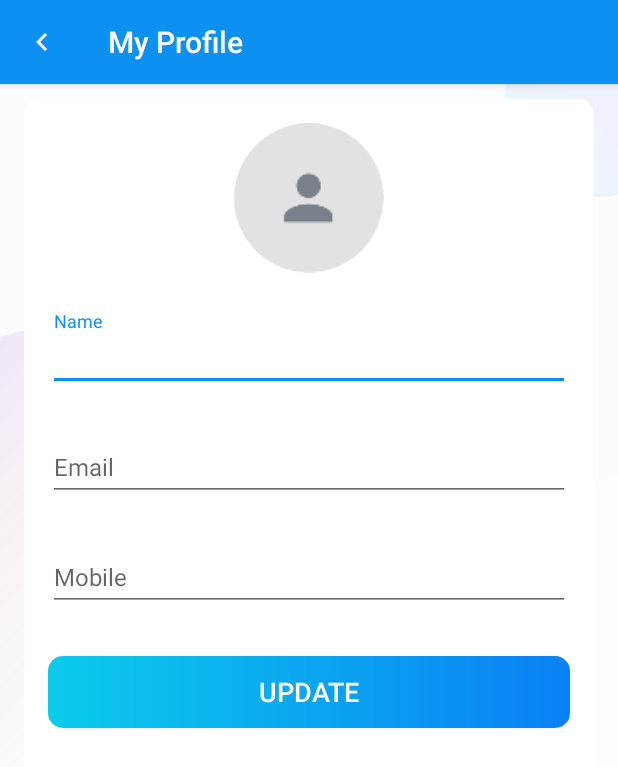
After one commit to Chetanpatel57/Project_Manager, an Android app: the MyProfileActivity screen opened directly, with no data from a screen before it, on a phone screen of 412 x 824 dp. The commit adds this screen. Shown: the top 767 px of the screen. Run offline under Robolectric (Android 15) with nearby library versions, the phone set to English and light mode, and no system bars; our stand-ins replace CircleImageView.

Commit message:
profile activity added

```diff
--- a/Project_Manager/app/build.gradle
+++ b/Project_Manager/app/build.gradle
@@ -38,6 +38,10 @@ dependencies {
     implementation 'com.google.firebase:firebase-firestore:21.4.0'
     // circular image view dependency
     implementation 'de.hdodenhof:circleimageview:3.1.0'
+    // Image loading library
+    implementation 'com.github.bumptech.glide:glide:4.11.0'
+    annotationProcessor 'com.github.bumptech.glide:compiler:4.11.0'
+
     testImplementation 'junit:junit:4.13'
     androidTestImplementation 'androidx.test.ext:junit:1.1.1'
     androidTestImplementation 'androidx.test.espresso:espresso-core:3.2.0'
--- a/Project_Manager/app/src/main/java/com/projemanag/activities/MainActivity.kt
+++ b/Project_Manager/app/src/main/java/com/projemanag/activities/MainActivity.kt
@@ -3,11 +3,16 @@ package com.projemanag.activities
 import android.content.Intent
 import android.os.Bundle
 import android.view.MenuItem
+import android.widget.ImageView
+import android.widget.TextView
 import android.widget.Toast
 import androidx.core.view.GravityCompat
+import com.bumptech.glide.Glide
 import com.google.android.material.navigation.NavigationView
 import com.google.firebase.auth.FirebaseAuth
 import com.projemanag.R
+import com.projemanag.firebase.FirestoreClass
+import com.projemanag.model.User
 import kotlinx.android.synthetic.main.activity_main.*
 import kotlinx.android.synthetic.main.app_bar_main.*
 
@@ -20,14 +25,12 @@ class MainActivity : BaseActivity(), NavigationView.OnNavigationItemSelectedList
         // This is used to align the xml view to this class
         setContentView(R.layout.activity_main)
 
-        // START
+
         setupActionBar()
-        // END
 
-        // START
-        // Assign the NavigationView.OnNavigationItemSelectedListener to navigation view.
         nav_view.setNavigationItemSelectedListener(this)
-        // END
+
+        FirestoreClass().signInUser(this@MainActivity)
     }
 
     // START
@@ -47,7 +50,7 @@ class MainActivity : BaseActivity(), NavigationView.OnNavigationItemSelectedList
         when (menuItem.itemId) {
             R.id.nav_my_profile -> {
 
-                Toast.makeText(this@MainActivity, "My Profile", Toast.LENGTH_SHORT).show()
+                startActivity(Intent(this@MainActivity, MyProfileActivity::class.java))
             }
 
             R.id.nav_sign_out -> {
@@ -92,4 +95,24 @@ class MainActivity : BaseActivity(), NavigationView.OnNavigationItemSelectedList
         }
     }
     // END
+    fun updateNavigationUserDetails(user: User) {
+        // The instance of the header view of the navigation view.
+        val headerView = nav_view.getHeaderView(0)
+
+        // The instance of the user image of the navigation view.
+        val navUserImage = headerView.findViewById<ImageView>(R.id.iv_user_image)
+
+        // Load the user image in the ImageView.
+        Glide
+            .with(this@MainActivity)
+            .load(user.image) // URL of the image
+            .centerCrop() // Scale type of the image.
+            .placeholder(R.drawable.ic_user_place_holder) // A default place holder
+            .into(navUserImage) // the view in which the image will be loaded.
+
+        // The instance of the user name TextView of the navigation view.
+        val navUsername = headerView.findViewById<TextView>(R.id.tv_username)
+        // Set the user name
+        navUsername.text = user.name
+    }
 }
--- /dev/null
+++ b/Project_Manager/app/src/main/java/com/projemanag/activities/MyProfileActivity.kt
@@ -0,0 +1,29 @@
+package com.projemanag.activities
+
+import androidx.appcompat.app.AppCompatActivity
+import android.os.Bundle
+import com.projemanag.R
+import kotlinx.android.synthetic.main.activity_my_profile.*
+
+class MyProfileActivity : AppCompatActivity() {
+    override fun onCreate(savedInstanceState: Bundle?) {
+        super.onCreate(savedInstanceState)
+        setContentView(R.layout.activity_my_profile)
+
+        setupActionBar()
+    }
+
+    private fun setupActionBar() {
+
+        setSupportActionBar(toolbar_my_profile_activity)
+
+        val actionBar = supportActionBar
+        if (actionBar != null) {
+            actionBar.setDisplayHomeAsUpEnabled(true)
+            actionBar.setHomeAsUpIndicator(R.drawable.ic_white_color_back_24dp)
+            actionBar.title = resources.getString(R.string.my_profile)
+        }
+
+        toolbar_my_profile_activity.setNavigationOnClickListener { onBackPressed() }
+    }
+}
--- a/Project_Manager/app/src/main/java/com/projemanag/firebase/FirestoreClass.kt
+++ b/Project_Manager/app/src/main/java/com/projemanag/firebase/FirestoreClass.kt
@@ -1,17 +1,16 @@
 package com.projemanag.firebase
 
+import android.app.Activity
 import android.util.Log
 import com.google.firebase.auth.FirebaseAuth
 import com.google.firebase.firestore.FirebaseFirestore
 import com.google.firebase.firestore.SetOptions
+import com.projemanag.activities.MainActivity
 import com.projemanag.activities.SignInActivity
 import com.projemanag.activities.SignUpActivity
 import com.projemanag.model.User
 import com.projemanag.utils.Constants
 
-/**
- * A custom class where we will add the operation performed for the firestore database.
- */
 class FirestoreClass {
 
     // Create a instance of Firebase Firestore
@@ -38,7 +37,7 @@ class FirestoreClass {
                 }
     }
 
-    fun signInUser(activity: SignInActivity) {
+    fun signInUser(activity: Activity) {
 
         // Here we pass the collection name from which we wants the data.
         mFireStore.collection(Constants.USERS)
@@ -53,10 +52,29 @@ class FirestoreClass {
                     // Here we have received the document snapshot which is converted into the User Data model object.
                     val loggedInUser = document.toObject(User::class.java)!!
 
+                    // START
                     // Here call a function of base activity for transferring the result to it.
-                    activity.signInSuccess(loggedInUser)
+                    when (activity) {
+                        is SignInActivity -> {
+                            activity.signInSuccess(loggedInUser)
+                        }
+                        is MainActivity -> {
+                            activity.updateNavigationUserDetails(loggedInUser)
+                        }
+                        // END
+                    }
+                    // END
                 }
                 .addOnFailureListener { e ->
+                    when (activity) {
+                        is SignInActivity -> {
+                            activity.hideProgressDialog()
+                        }
+                        is MainActivity -> {
+                            activity.hideProgressDialog()
+                        }
+                        // END
+                    }
                     Log.e(
                             activity.javaClass.simpleName,
                             "Error while getting loggedIn user details",
--- /dev/null
+++ b/Project_Manager/app/src/main/res/drawable/ic_white_color_back_24dp.xml
@@ -0,0 +1,10 @@
+<vector xmlns:android="http://schemas.android.com/apk/res/android"
+    android:width="24dp"
+    android:height="24dp"
+    android:tint="@android:color/white"
+    android:viewportWidth="24.0"
+    android:viewportHeight="24.0">
+    <path
+        android:fillColor="@android:color/white"
+        android:pathData="M15.41,7.41L14,6l-6,6 6,6 1.41,-1.41L10.83,12z" />
+</vector>
--- /dev/null
+++ b/Project_Manager/app/src/main/res/layout/activity_my_profile.xml
@@ -0,0 +1,116 @@
+<?xml version="1.0" encoding="utf-8"?>
+<LinearLayout xmlns:android="http://schemas.android.com/apk/res/android"
+    xmlns:app="http://schemas.android.com/apk/res-auto"
+    xmlns:tools="http://schemas.android.com/tools"
+    android:layout_width="match_parent"
+    android:layout_height="match_parent"
+    android:orientation="vertical"
+    tools:context=".activities.MyProfileActivity">
+
+    <com.google.android.material.appbar.AppBarLayout
+        android:layout_width="match_parent"
+        android:layout_height="wrap_content"
+        android:theme="@style/AppTheme.AppBarOverlay">
+
+        <androidx.appcompat.widget.Toolbar
+            android:id="@+id/toolbar_my_profile_activity"
+            android:layout_width="match_parent"
+            android:layout_height="?attr/actionBarSize"
+            android:background="?attr/colorPrimary"
+            app:popupTheme="@style/AppTheme.PopupOverlay" />
+    </com.google.android.material.appbar.AppBarLayout>
+
+    <!--This layout is just used for applying a background image to the screen below the toolbar.-->
+    <LinearLayout
+        android:layout_width="match_parent"
+        android:layout_height="match_parent"
+        android:background="@drawable/ic_background">
+
+        <androidx.cardview.widget.CardView
+            android:layout_width="match_parent"
+            android:layout_height="match_parent"
+            android:layout_marginStart="@dimen/my_profile_screen_content_marginStartEnd"
+            android:layout_marginTop="@dimen/my_profile_screen_content_marginTopBottom"
+            android:layout_marginEnd="@dimen/my_profile_screen_content_marginStartEnd"
+            android:layout_marginBottom="@dimen/my_profile_screen_content_marginTopBottom"
+            android:elevation="@dimen/card_view_elevation"
+            app:cardCornerRadius="@dimen/card_view_corner_radius">
+
+            <LinearLayout
+                android:layout_width="match_parent"
+                android:layout_height="wrap_content"
+                android:gravity="center_horizontal"
+                android:orientation="vertical"
+                android:padding="@dimen/my_profile_screen_content_padding">
+
+                <de.hdodenhof.circleimageview.CircleImageView
+                    android:id="@+id/iv_user_image"
+                    android:layout_width="@dimen/my_profile_user_image_size"
+                    android:layout_height="@dimen/my_profile_user_image_size"
+                    android:contentDescription="@string/image_contentDescription"
+                    android:src="@drawable/ic_user_place_holder" />
+
+                <com.google.android.material.textfield.TextInputLayout
+                    android:layout_width="match_parent"
+                    android:layout_height="wrap_content"
+                    android:layout_marginTop="@dimen/my_profile_name_til_marginTop">
+
+                    <androidx.appcompat.widget.AppCompatEditText
+                        android:id="@+id/et_name"
+                        android:layout_width="match_parent"
+                        android:layout_height="wrap_content"
+                        android:hint="@string/name"
+                        android:textSize="@dimen/et_text_size" />
+
+                </com.google.android.material.textfield.TextInputLayout>
+
+                <com.google.android.material.textfield.TextInputLayout
+                    android:layout_width="match_parent"
+                    android:layout_height="wrap_content"
+                    android:layout_marginTop="@dimen/my_profile_et_email_marginTop">
+
+                    <androidx.appcompat.widget.AppCompatEditText
+                        android:id="@+id/et_email"
+                        android:layout_width="match_parent"
+                        android:layout_height="wrap_content"
+                        android:focusable="false"
+                        android:focusableInTouchMode="false"
+                        android:hint="@string/email"
+                        android:inputType="textEmailAddress"
+                        android:textSize="@dimen/et_text_size" />
+
+                </com.google.android.material.textfield.TextInputLayout>
+
+                <com.google.android.material.textfield.TextInputLayout
+                    android:layout_width="match_parent"
+                    android:layout_height="wrap_content"
+                    android:layout_marginTop="@dimen/my_profile_et_mobile_marginTop">
+
+                    <androidx.appcompat.widget.AppCompatEditText
+                        android:id="@+id/et_mobile"
+                        android:layout_width="match_parent"
+                        android:layout_height="wrap_content"
+                        android:hint="@string/mobile"
+                        android:inputType="phone"
+                        android:textSize="@dimen/et_text_size" />
+
+                </com.google.android.material.textfield.TextInputLayout>
+
+                <Button
+                    android:id="@+id/btn_update"
+                    android:layout_width="match_parent"
+                    android:layout_height="wrap_content"
+                    android:layout_gravity="center"
+                    android:layout_marginTop="@dimen/my_profile_btn_update_marginTop"
+                    android:background="@drawable/shape_button_rounded"
+                    android:foreground="?attr/selectableItemBackground"
+                    android:gravity="center"
+                    android:paddingTop="@dimen/btn_paddingTopBottom"
+                    android:paddingBottom="@dimen/btn_paddingTopBottom"
+                    android:text="@string/update"
+                    android:textColor="@android:color/white"
+                    android:textSize="@dimen/btn_text_size" />
+            </LinearLayout>
+        </androidx.cardview.widget.CardView>
+    </LinearLayout>
+</LinearLayout>
--- a/Project_Manager/app/src/main/res/values/dimens.xml
+++ b/Project_Manager/app/src/main/res/values/dimens.xml
@@ -45,4 +45,13 @@
     <dimen name="nav_user_name_text_size">18sp</dimen>
     <dimen name="nav_image_circular_border_width">1dp</dimen>
     <dimen name="nav_divider_height">0.5dp</dimen>
+
+    <dimen name="my_profile_screen_content_marginStartEnd">16dp</dimen>
+    <dimen name="my_profile_screen_content_marginTopBottom">10dp</dimen>
+    <dimen name="my_profile_screen_content_padding">16dp</dimen>
+    <dimen name="my_profile_user_image_size">100dp</dimen>
+    <dimen name="my_profile_name_til_marginTop">25dp</dimen>
+    <dimen name="my_profile_et_email_marginTop">20dp</dimen>
+    <dimen name="my_profile_et_mobile_marginTop">20dp</dimen>
+    <dimen name="my_profile_btn_update_marginTop">30dp</dimen>
 </resources>
--- a/Project_Manager/app/src/main/res/values/strings.xml
+++ b/Project_Manager/app/src/main/res/values/strings.xml
@@ -19,4 +19,8 @@
 
     <string name="nav_my_profile">My Profile</string>
     <string name="nav_sign_out">Sign Out</string>
+
+    <string name="mobile">Mobile</string>
+    <string name="update">UPDATE</string>
+    <string name="my_profile">My Profile</string>
 </resources>
```
Also changed, not shown: Project_Manager/app/src/main/AndroidManifest.xml (+7 -4 lines).
